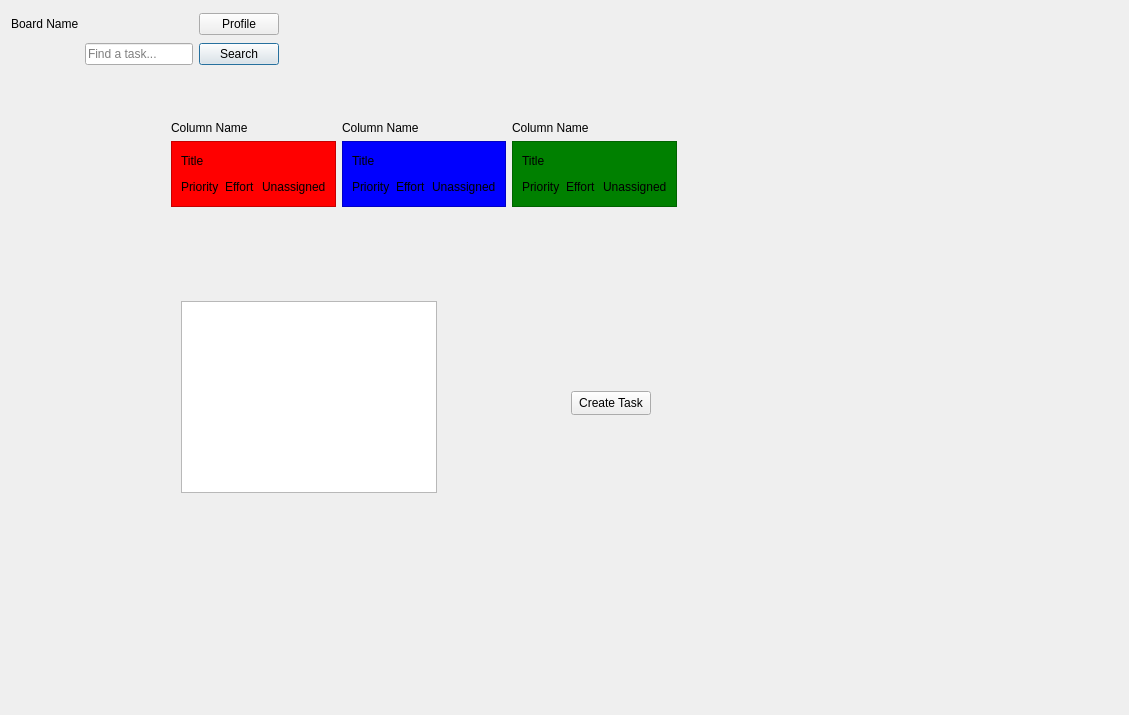
First picture: the form in maindashboard.ui, repository BelchieBen/BenjaminBelcherAssessment, before the edit.
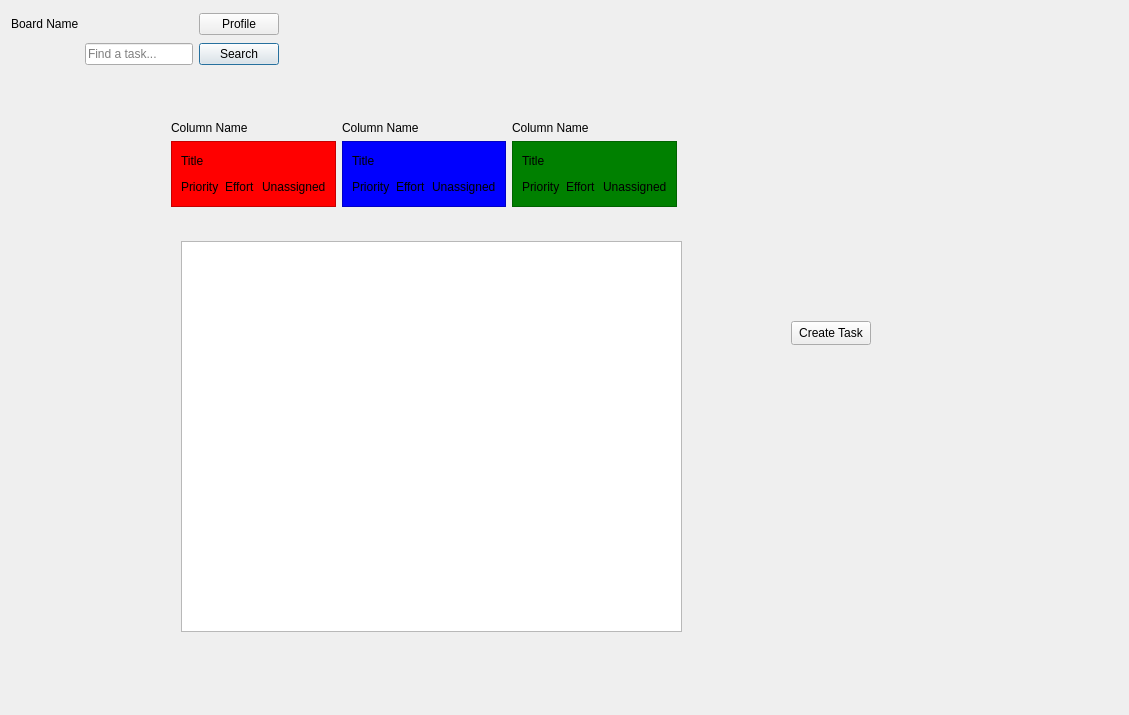
Second picture: the form after the edit.

```diff
--- a/maindashboard.ui
+++ b/maindashboard.ui
@@ -286,17 +286,17 @@
        <property name="geometry">
         <rect>
          <x>170</x>
-         <y>290</y>
-         <width>256</width>
-         <height>192</height>
+         <y>230</y>
+         <width>501</width>
+         <height>391</height>
         </rect>
        </property>
       </widget>
       <widget class="QPushButton" name="CreateTask">
        <property name="geometry">
         <rect>
-         <x>560</x>
-         <y>380</y>
+         <x>780</x>
+         <y>310</y>
          <width>80</width>
          <height>24</height>
         </rect>
```
